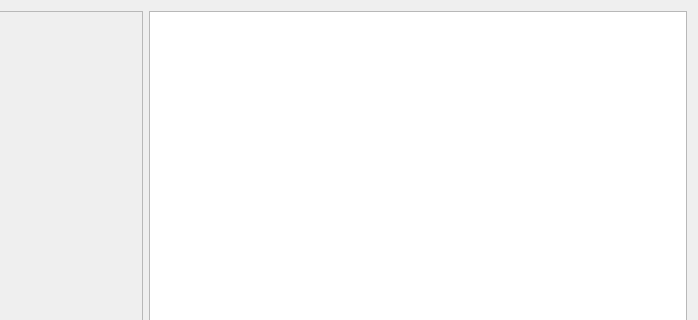
First picture: the form in pcsmusicplayer/src/playlistswidget.ui, repository N1vn0vem8er/pineconesnake, before the edit; both pictures show x 406 to 1104 and y 0 to 320 of the 1104 by 732 pixel window.
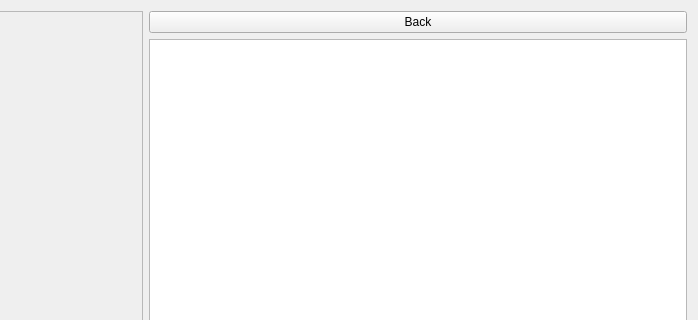
Second picture: the form after the edit. Icons and pictures are not drawn.

```diff
--- a/pcsmusicplayer/src/playlistswidget.ui
+++ b/pcsmusicplayer/src/playlistswidget.ui
@@ -32,7 +32,21 @@
     </widget>
    </item>
    <item>
-    <widget class="QTableView" name="tableView"/>
+    <layout class="QVBoxLayout" name="verticalLayout">
+     <item>
+      <widget class="QPushButton" name="pushButton">
+       <property name="text">
+        <string>Back</string>
+       </property>
+       <property name="icon">
+        <iconset theme="go-previous"/>
+       </property>
+      </widget>
+     </item>
+     <item>
+      <widget class="QTableView" name="tableView"/>
+     </item>
+    </layout>
    </item>
   </layout>
  </widget>
```
Left out of the diff: 3 changed lines with no effect on the pictures.
